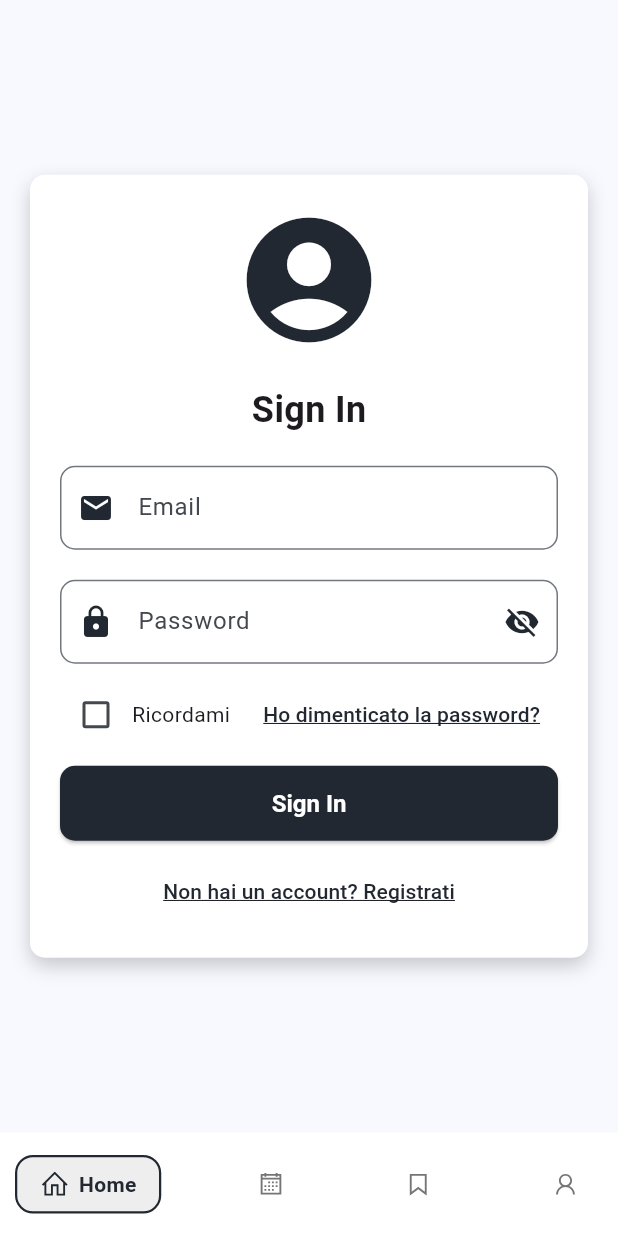
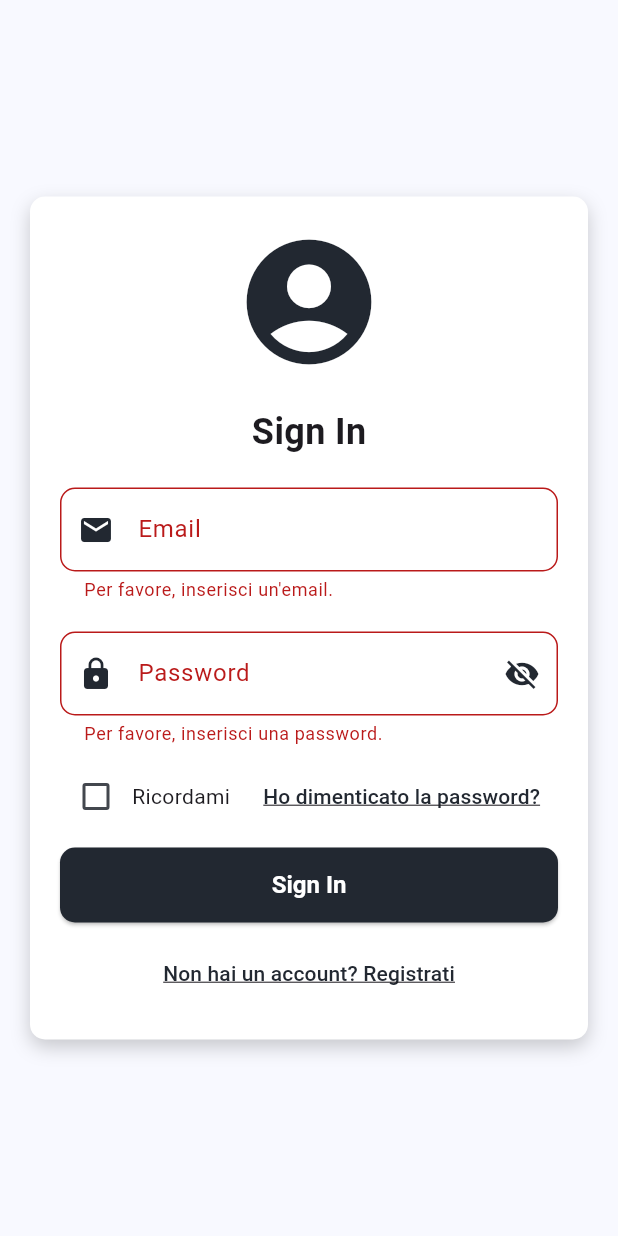
Before and after one commit to screamkface/MatchDay, a Flutter app: the screen it shows after launch, after a tap on "Sign In", on a phone screen of 412 x 824 dp. Run offline on Flutter 3.47's test engine with Material 3 defaults, Android fonts, the phone set to English and light mode, and no system bars; drawn by our look-alikes of google_nav_bar; our stand-ins replace cloud_firestore, firebase_auth, firebase_core, google_fonts, line_icons; accounts and stored records are empty.

```diff
--- /dev/null
+++ b/dataconnect/connector/connector.yaml
@@ -0,0 +1,5 @@
+connectorId: default
+generate:
+  dartSdk:
+    outputDir: ..\..\dataconnect-generated\dart\default_connector
+    package: default_connector
--- a/lib/Screens/login.dart
+++ b/lib/Screens/login.dart
@@ -1,7 +1,10 @@
 import 'package:flutter/material.dart';
+import 'package:firebase_auth/firebase_auth.dart'; // Importa Firebase Auth
+import 'package:match_day/Admin/admin_home.dart';
 import 'package:match_day/Screens/register.dart';
 import 'package:match_day/Screens/reset.dart';
 import 'package:match_day/components/adminNavbar.dart';
+import 'package:match_day/components/custom_snackbar.dart'; // Assicurati di importare il tuo CustomSnackbar
 
 class Login extends StatefulWidget {
   const Login({super.key});
@@ -13,6 +16,8 @@ class Login extends StatefulWidget {
 class _LoginState extends State<Login> {
   final TextEditingController _emailController = TextEditingController();
   final TextEditingController _passwordController = TextEditingController();
+  final GlobalKey<FormState> _formKey =
+      GlobalKey<FormState>(); // Chiave per la validazione del form
   bool _obscurePassword = true;
   bool _rememberMe = false;
 
@@ -29,10 +34,38 @@ class _LoginState extends State<Login> {
     });
   }
 
+  Future<void> _signIn() async {
+    if (_formKey.currentState!.validate()) {
+      // Controlla se il form è valido
+      try {
+        UserCredential userCredential =
+            await FirebaseAuth.instance.signInWithEmailAndPassword(
+          email: _emailController.text.trim(),
+          password: _passwordController.text.trim(),
+        );
+
+        // Naviga alla home dell'admin o a un'altra pagina di successo
+        Navigator.pushReplacement(
+          context,
+          MaterialPageRoute(builder: (context) => const AdminHomePage()),
+        );
+      } on FirebaseAuthException catch (e) {
+        // Gestisci gli errori di login
+        if (e.code == 'user-not-found') {
+          CustomSnackbar.show(
+              context, "Nessun utente trovato per quell'email.");
+        } else if (e.code == 'wrong-password') {
+          CustomSnackbar.show(context, "La password è errata.");
+        } else {
+          CustomSnackbar.show(context, "Errore durante il login.");
+        }
+      }
+    }
+  }
+
   @override
   Widget build(BuildContext context) {
     return Scaffold(
-      bottomNavigationBar: const AdminNavbar(),
       body: Center(
         child: Container(
           padding: const EdgeInsets.all(20.0),
@@ -48,6 +81,9 @@ class _LoginState extends State<Login> {
               ),
             ],
           ),
+          child: Form(
+            // Aggiunto il Form
+            key: _formKey,
             child: Column(
               mainAxisSize: MainAxisSize.min,
               children: [
@@ -62,20 +98,28 @@ class _LoginState extends State<Login> {
                   style: TextStyle(fontSize: 24, fontWeight: FontWeight.bold),
                 ),
                 const SizedBox(height: 20),
-              TextField(
+                TextFormField(
+                  // Cambiato in TextFormField
                   controller: _emailController,
                   decoration: InputDecoration(
                     labelText: 'Email',
-                  prefixIcon:
-                      Icon(Icons.email, color: Theme.of(context).primaryColor),
+                    prefixIcon: Icon(Icons.email,
+                        color: Theme.of(context).primaryColor),
                     border: OutlineInputBorder(
                       borderRadius: BorderRadius.circular(10),
                     ),
                   ),
                   keyboardType: TextInputType.emailAddress,
+                  validator: (value) {
+                    if (value == null || value.isEmpty) {
+                      return 'Per favore, inserisci un\'email.';
+                    }
+                    return null; // Validazione passata
+                  },
                 ),
                 const SizedBox(height: 20),
-              TextField(
+                TextFormField(
+                  // Cambiato in TextFormField
                   controller: _passwordController,
                   decoration: InputDecoration(
                     labelText: 'Password',
@@ -95,6 +139,12 @@ class _LoginState extends State<Login> {
                     ),
                   ),
                   obscureText: _obscurePassword,
+                  validator: (value) {
+                    if (value == null || value.isEmpty) {
+                      return 'Per favore, inserisci una password.';
+                    }
+                    return null; // Validazione passata
+                  },
                 ),
                 const SizedBox(height: 10),
                 Row(
@@ -118,7 +168,8 @@ class _LoginState extends State<Login> {
                         Navigator.pushReplacement(
                           context,
                           MaterialPageRoute(
-                              builder: (context) => const Reset()));
+                              builder: (context) => const Reset()),
+                        );
                       },
                       child: const Text(
                         'Ho dimenticato la password?',
@@ -131,9 +182,7 @@ class _LoginState extends State<Login> {
                 ),
                 const SizedBox(height: 10),
                 ElevatedButton(
-                onPressed: () {
-                  // Implementa qui la logica di login
-                },
+                  onPressed: _signIn,
                   style: ElevatedButton.styleFrom(
                     minimumSize: const Size(double.infinity, 50),
                     shape: RoundedRectangleBorder(
@@ -162,6 +211,7 @@ class _LoginState extends State<Login> {
             ),
           ),
         ),
+      ),
     );
   }
 }
--- a/lib/main.dart
+++ b/lib/main.dart
@@ -1,9 +1,20 @@
 import 'package:flutter/material.dart';
 import 'package:match_day/Screens/login.dart';
 import 'package:google_fonts/google_fonts.dart';
+import 'package:flutter/material.dart';
+import 'package:firebase_core/firebase_core.dart';
+import 'firebase_options.dart'; // Assicurati di avere il file firebase_options.dart
 
-void main() {
-  runApp(const MyApp());
+void main() async {
+  WidgetsFlutterBinding
+      .ensureInitialized(); // Assicurati che Flutter sia pronto per l'esecuzione di codice asincrono
+  await Firebase.initializeApp(
+    options: DefaultFirebaseOptions
+        .currentPlatform, // Inizializza Firebase con le opzioni specifiche per la piattaforma
+  );
+
+  runApp(
+      const MyApp()); // Avvia l'app Flutter dopo l'inizializzazione di Firebase
 }
 
 class MyApp extends StatelessWidget {
--- a/pubspec.yaml
+++ b/pubspec.yaml
@@ -34,6 +34,9 @@ dependencies:
   # The following adds the Cupertino Icons font to your application.
   # Use with the CupertinoIcons class for iOS style icons.
   cupertino_icons: ^1.0.8
+  firebase_data_connect: ^0.1.2+1
+  cloud_firestore: ^5.4.4
+  firebase_auth: ^5.3.1
 
 dev_dependencies:
   flutter_test:
```
Also changed, not shown: dataconnect-generated/dart/default_connector/default.dart (added, +29 -0 lines), dataconnect/dataconnect.yaml (added, +12 -0 lines), lib/Admin/admin_home.dart (added, +26 -0 lines), lib/DAO/auth_dao.dart (added, +118 -0 lines), lib/Models/field_booking.dart (added, +82 -0 lines), lib/Models/users.dart (added, +30 -0 lines), lib/Screens/register.dart (+56 -14 lines), lib/User/user_home.dart (added, +15 -0 lines), lib/components/adminNavbar.dart (+12 -1 lines), lib/components/custom_snackbar.dart (added, +18 -0 lines), firebase.json (added), lib/firebase_options.dart (added), pubspec.lock, 10 other files. Lines whose indentation alone changed are shown as unchanged.
